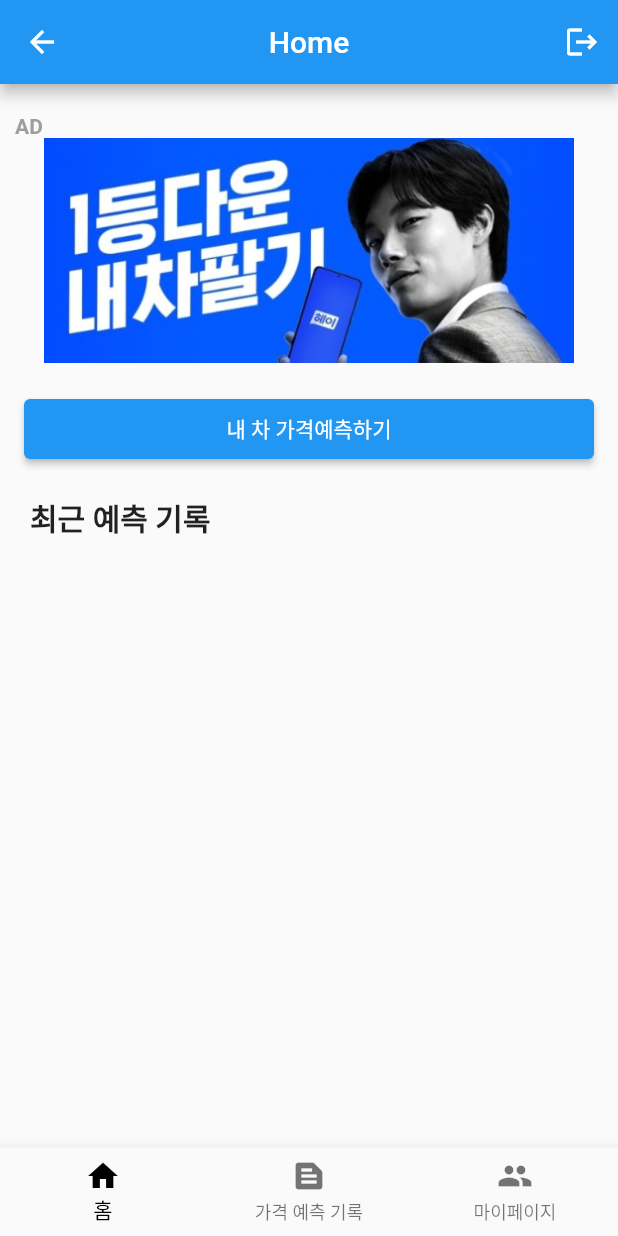
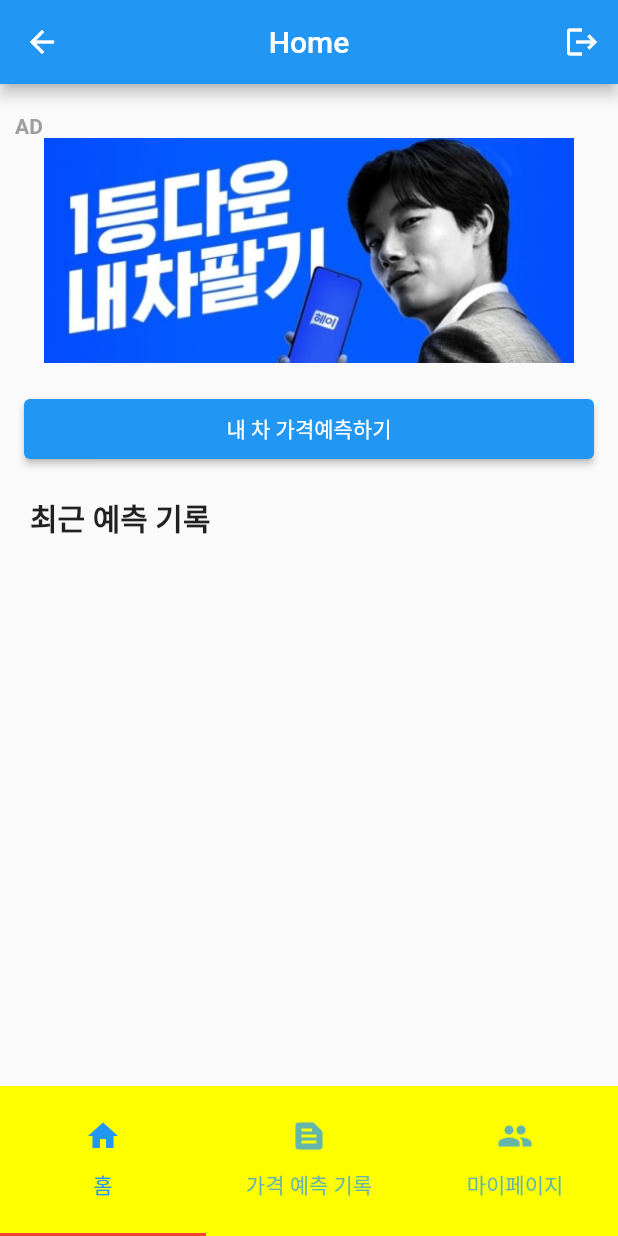
Before and after one commit to usonihs2/2zCar, a Flutter app: the UserTabbar screen opened directly, on a phone screen of 412 x 824 dp. Run offline on Flutter 3.47's test engine with Material 2 defaults, Android fonts, the phone set to English and light mode, and no system bars; our stand-ins replace get, shared_preferences; missing offline and left inert: kpostal; accounts and stored records are empty.

Commit message:
tabbar 연결

```diff
--- a/flutter_project/lib/view/user/login_screen.dart
+++ b/flutter_project/lib/view/user/login_screen.dart
@@ -1,5 +1,4 @@
 import 'package:flutter/material.dart';
-import 'package:flutter_project/view/user/main_screen.dart';
 import 'package:flutter_project/view/user/signup_screen.dart';
 import 'package:flutter_project/view/user/user_tabbar.dart';
 import 'package:get/get.dart';
--- a/flutter_project/lib/view/user/main_screen.dart
+++ b/flutter_project/lib/view/user/main_screen.dart
@@ -1,6 +1,7 @@
 import 'dart:async';
 
 import 'package:flutter/material.dart';
+import 'package:flutter_project/view/forecast/forecast_tabbar.dart';
 import 'package:flutter_project/view/user/login_screen.dart';
 import 'package:get/get.dart';
 
@@ -94,7 +95,13 @@ class _MainScreenState extends State<MainScreen> {
                 padding: const EdgeInsets.fromLTRB(0, 0, 0, 20),
                 child: ElevatedButton(
                   onPressed: () {
-                    //
+                    _timer.cancel();
+                    Navigator.push(
+                      context,
+                      MaterialPageRoute(
+                        builder: (context) => const ForecastTabbar(),
+                      ),
+                    );
                   },
                   style: ElevatedButton.styleFrom(
                     backgroundColor: Colors.blue,
--- a/flutter_project/lib/view/user/user_tabbar.dart
+++ b/flutter_project/lib/view/user/user_tabbar.dart
@@ -1,5 +1,4 @@
 import 'package:flutter/material.dart';
-import 'package:flutter_project/view/user/login_screen.dart';
 import 'package:flutter_project/view/user/main_screen.dart';
 
 class UserTabbar extends StatefulWidget {
@@ -9,58 +8,64 @@ class UserTabbar extends StatefulWidget {
   State<UserTabbar> createState() => _UserTabbarState();
 }
 
-class _UserTabbarState extends State<UserTabbar> {
-  int _selectedIndex = 0;
-  static const TextStyle optionStyle =
-      TextStyle(fontSize: 30, fontWeight: FontWeight.bold);
-
-  final List<Widget> _widgetOptions = <Widget>[
-    const MainScreen(),
-    //여기에 가격 예측 /마이페이지 추가
-  ];
-
-  void _onItemTapped(int index) {
-    setState(() {
-      _selectedIndex = index;
-    });
-  }
+class _UserTabbarState extends State<UserTabbar>
+    with SingleTickerProviderStateMixin {
+  late TabController controller;
 
   @override
   void initState() {
     // TODO: implement initState
     super.initState();
+    controller = TabController(length: 3, vsync: this);
+    //이 페이지 2개랑 연결 위에 떠있는 것 앱바처럼
   }
 
   @override
   void dispose() {
     // TODO: implement dispose
+    controller.dispose();
     super.dispose();
+    //앱 죽기전 써야함 메모리....
   }
 
   @override
   Widget build(BuildContext context) {
     return Scaffold(
-      body: SafeArea(
-        child: _widgetOptions.elementAt(_selectedIndex),
+      body: TabBarView(
+        controller: controller,
+        //내가만든 컨트롤러
+        children: const [
+          MainScreen(),
+          MainScreen(),
+          MainScreen(),
+        ],
       ),
-      bottomNavigationBar: BottomNavigationBar(
-        items: const <BottomNavigationBarItem>[
-          BottomNavigationBarItem(
+      bottomNavigationBar: Container(
+        //얘는 자동 로우 로우 붙일 필요 없다.
+        color: Colors.yellowAccent,
+        height: 100,
+        child: TabBar(
+          controller: controller,
+          labelColor: Colors.blue,
+          indicatorColor: Colors.red,
+
+          //현재페이지 표시라인
+          //컨트롤러에 신호 랭쓰기억
+          tabs: const [
+            Tab(
               icon: Icon(Icons.home),
-            label: '홈',
+              text: "홈",
             ),
-          BottomNavigationBarItem(
+            Tab(
               icon: Icon(Icons.text_snippet),
-            label: '가격 예측 기록',
+              text: '가격 예측 기록',
             ),
-          BottomNavigationBarItem(
+            Tab(
               icon: Icon(Icons.people),
-            label: '마이페이지',
+              text: '마이페이지',
             ),
           ],
-        currentIndex: _selectedIndex,
-        selectedItemColor: Colors.black,
-        onTap: _onItemTapped,
+        ),
       ),
     );
   }
```
Also changed, not shown: flutter_project/lib/main.dart (+7 -0 lines), 1 other file. Lines whose indentation alone changed are shown as unchanged.
